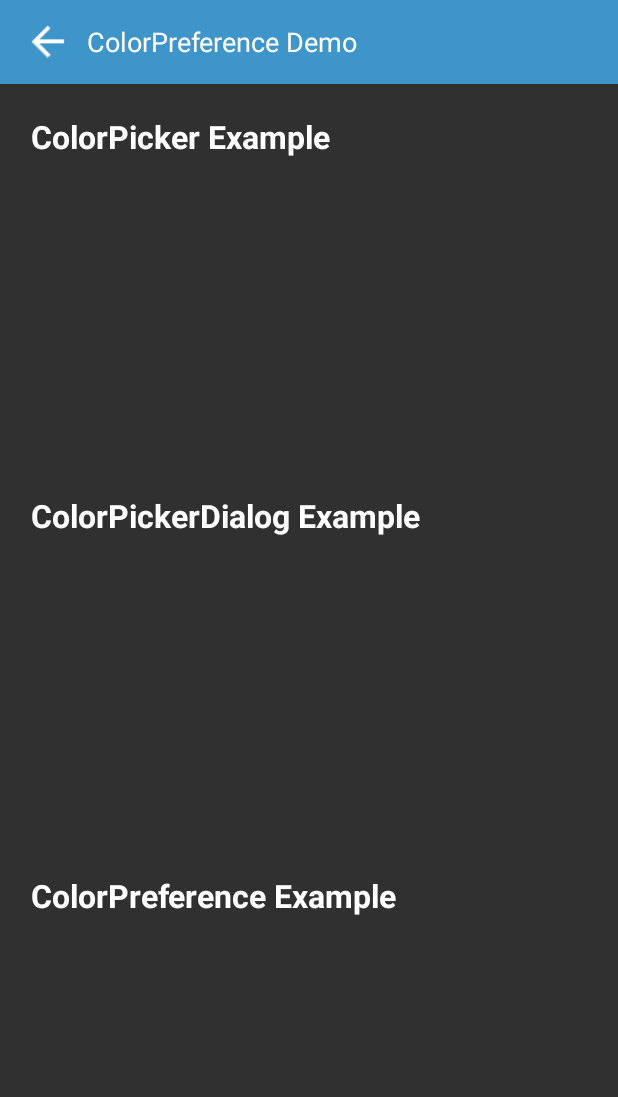
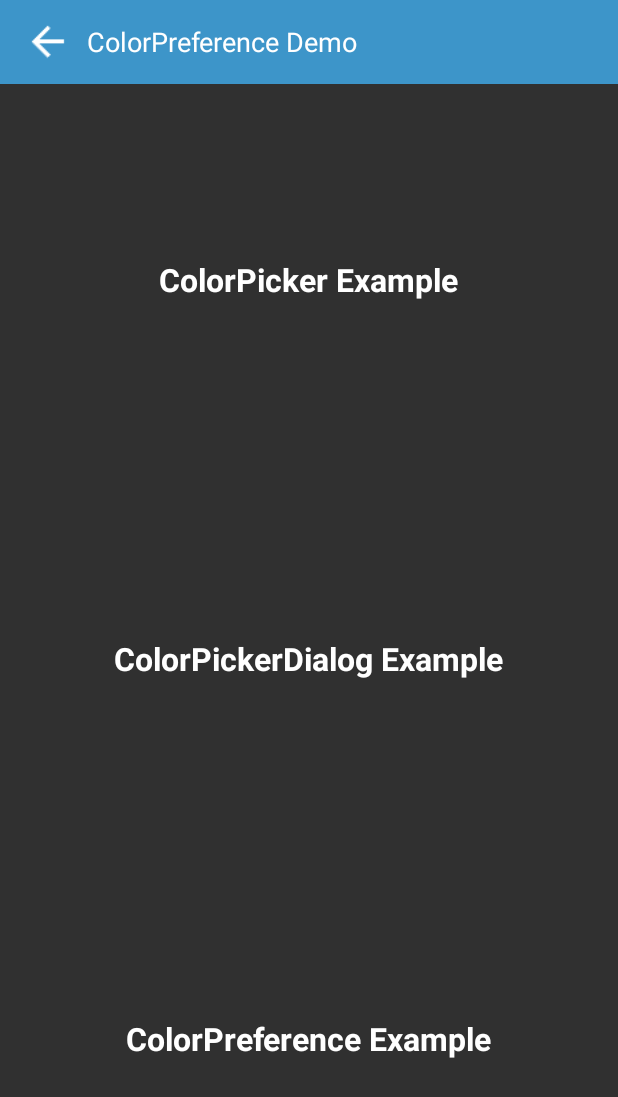
Before and after one commit to skydoves/ColorPickerPreference, an Android app: the screen it shows after launch (MainActivity), on a phone screen of 412 x 824 dp. Shown: the top 1097 px of the screen. Run offline under Robolectric (Android 15) with nearby library versions, the phone set to English and light mode, and no system bars; plain views replace ElasticLayout.

Commit message:
migrate to androidX preference dependency

```diff
--- a/app/src/main/java/com/skydoves/colorpickerpreferencedemo/PreferenceActivity.java
+++ b/app/src/main/java/com/skydoves/colorpickerpreferencedemo/PreferenceActivity.java
@@ -17,14 +17,15 @@
 package com.skydoves.colorpickerpreferencedemo;
 
 import android.os.Bundle;
+import androidx.appcompat.app.AppCompatActivity;
 
 /** Developed by skydoves on 2018-02-11. Copyright (c) 2018 skydoves rights reserved. */
-public class PreferenceActivity extends AppCompatPreferenceActivity {
+public class PreferenceActivity extends AppCompatActivity {
 
   @Override
   protected void onCreate(Bundle savedInstanceState) {
     super.onCreate(savedInstanceState);
-    getFragmentManager()
+    getSupportFragmentManager()
         .beginTransaction()
         .replace(android.R.id.content, new PreferenceFragment())
         .commit();
--- a/app/src/main/res/layout/activity_main.xml
+++ b/app/src/main/res/layout/activity_main.xml
@@ -21,7 +21,7 @@
             android:layout_height="0dp"
             android:layout_weight="1"
             android:onClick="example0"
-            app:button_duration="150"
+            app:button_duration="110"
             app:button_scale="0.8"
             app:layout_backgroundColor="@color/background800"
             app:layout_round="20">
@@ -32,6 +32,7 @@
                 android:layout_centerInParent="true"
                 android:padding="5dp"
                 android:text="ColorPicker Example"
+                android:layout_gravity="center"
                 android:textColor="@android:color/white"
                 android:textSize="21sp"
                 android:textStyle="bold" />
@@ -47,7 +48,7 @@
             android:layout_height="0dp"
             android:layout_weight="1"
             android:onClick="example1"
-            app:button_duration="150"
+            app:button_duration="110"
             app:button_scale="0.8"
             app:layout_backgroundColor="@color/background800"
             app:layout_round="20">
@@ -56,8 +57,8 @@
                 android:layout_width="wrap_content"
                 android:layout_height="wrap_content"
                 android:layout_centerInParent="true"
-                android:padding="5dp"
                 android:text="ColorPickerDialog Example"
+                android:layout_gravity="center"
                 android:textColor="@android:color/white"
                 android:textSize="21sp"
                 android:textStyle="bold" />
@@ -73,7 +74,7 @@
             android:layout_height="0dp"
             android:layout_weight="1"
             android:onClick="example2"
-            app:button_duration="150"
+            app:button_duration="110"
             app:button_scale="0.8"
             app:layout_backgroundColor="@color/background800"
             app:layout_round="20">
@@ -82,8 +83,8 @@
                 android:layout_width="wrap_content"
                 android:layout_height="wrap_content"
                 android:layout_centerInParent="true"
-                android:padding="5dp"
                 android:text="ColorPreference Example"
+                android:layout_gravity="center"
                 android:textColor="@android:color/white"
                 android:textSize="21sp"
                 android:textStyle="bold" />
--- a/colorpickerpreference/build.gradle
+++ b/colorpickerpreference/build.gradle
@@ -14,7 +14,8 @@ android {
 }
 
 dependencies {
-    implementation "androidx.annotation:annotation:1.0.1"
+    implementation "androidx.annotation:annotation:1.0.2"
+    implementation "androidx.preference:preference:1.1.0-alpha04"
 }
 
 apply from: '../spotless.gradle'
```
Also changed, not shown: app/build.gradle (+4 -3 lines), app/src/main/java/com/skydoves/colorpickerpreferencedemo/PreferenceFragment.java (+7 -8 lines), build.gradle (+2 -10 lines), colorpickerpreference/src/main/java/com/skydoves/colorpickerpreference/ColorPickerPreference.java (+5 -4 lines).
